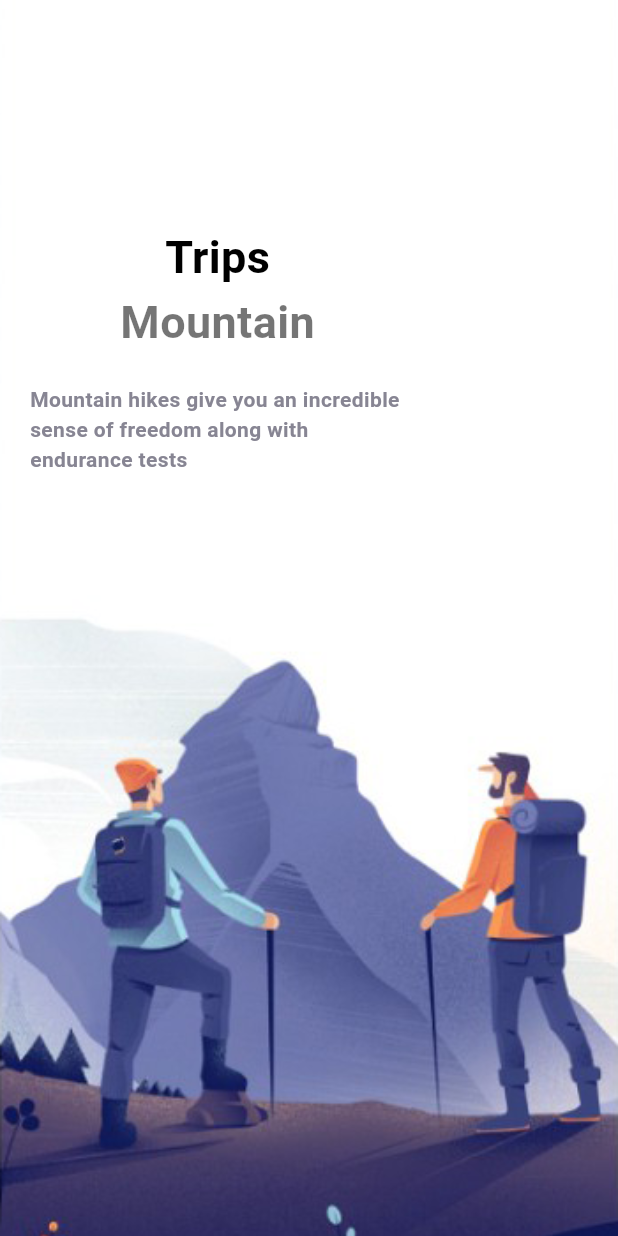
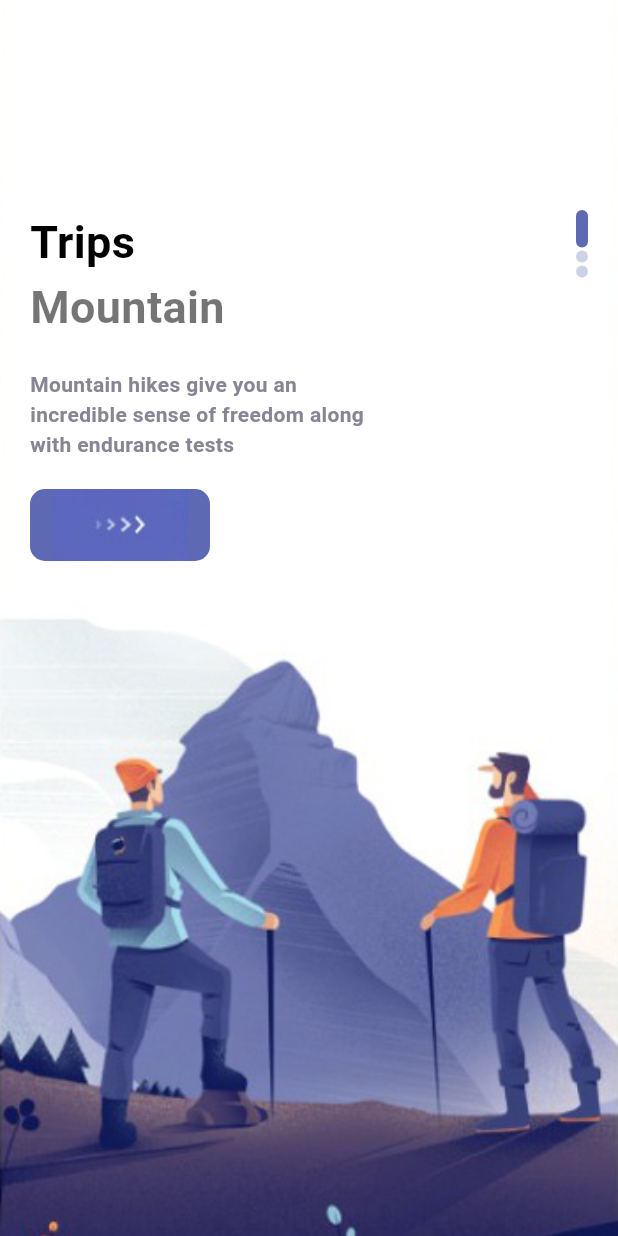
Before and after one commit to WallaceHolanda/travel_app, a Flutter app: the screen it shows after launch, on a phone screen of 412 x 824 dp. Run offline on Flutter 3.47's test engine with Material 2 defaults, Android fonts, the phone set to English and light mode, and no system bars.

Commit message:
feat: adiciona dot widget

```diff
--- a/lib/pages/welcome_page.dart
+++ b/lib/pages/welcome_page.dart
@@ -33,10 +33,12 @@ class _WelcomePageState extends State<WelcomePage> {
               ),
             ),
             child: Container(
-              margin: const EdgeInsets.only(top: 150, left: 20, right: 20),
+              margin: const EdgeInsets.only(top: 140, left: 20, right: 20),
               child: Row(
+                mainAxisAlignment: MainAxisAlignment.spaceBetween,
                 children: [
                   Column(
+                    crossAxisAlignment: CrossAxisAlignment.start,
                     children: [
                       LargeTextWidget(text: AppStrings.trips.texto),
                       NormalTextWidget(
@@ -45,15 +47,30 @@ class _WelcomePageState extends State<WelcomePage> {
                       ),
                       const SizedBox(height: 20),
                       SizedBox(
-                        width: 250,
+                        width: 240,
                         child: NormalTextWidget(
                           text: AppStrings.mountainHikesGiveYou.texto,
                           size: 14,
                           color: AppColors.textColor2.color,
                         ),
                       ),
+                      const SizedBox(height: 20),
+                      const ResponsiveButtonWidget(),
                     ],
-                  )
+                  ),
+                  Column(
+                    children: List.generate(
+                      3,
+                      (dotIndex) {
+                        return DotWidget(
+                          color: dotIndex == index
+                              ? AppColors.mainColor.color
+                              : AppColors.mainColor.color.withOpacity(0.3),
+                          height: dotIndex == index ? 25 : 8,
+                        );
+                      },
+                    ),
+                  ),
                 ],
               ),
             ),
--- a/lib/utils/enums/app_images.dart
+++ b/lib/utils/enums/app_images.dart
@@ -2,6 +2,7 @@ enum AppImages {
   welcomeOne('assets/images/welcome_one.png'),
   welcomeTwo('assets/images/welcome_two.png'),
   welcomeThree('assets/images/welcome_three.png'),
+  button('assets/images/button_one.png'),
   ;
 
   final String caminho;
--- /dev/null
+++ b/lib/widgets/dot_widget.dart
@@ -0,0 +1,25 @@
+import 'package:flutter/material.dart';
+
+class DotWidget extends StatelessWidget {
+  final Color color;
+  final double height;
+
+  const DotWidget({
+    required this.color,
+    required this.height,
+    super.key,
+  });
+
+  @override
+  Widget build(BuildContext context) {
+    return Container(
+      margin: const EdgeInsets.only(bottom: 2),
+      width: 8,
+      height: height,
+      decoration: BoxDecoration(
+        color: color,
+        borderRadius: BorderRadius.circular(8),
+      ),
+    );
+  }
+}
--- /dev/null
+++ b/lib/widgets/responsive_button_widget.dart
@@ -0,0 +1,30 @@
+import 'package:flutter/material.dart';
+import 'package:travel_app/utils/enums/app_colors.dart';
+import 'package:travel_app/utils/enums/app_images.dart';
+
+class ResponsiveButtonWidget extends StatelessWidget {
+  final bool isResponsive;
+  final double width;
+
+  const ResponsiveButtonWidget({
+    this.isResponsive = false,
+    this.width = 120,
+    super.key,
+  });
+
+  @override
+  Widget build(BuildContext context) {
+    return Container(
+      width: width,
+      decoration: BoxDecoration(
+          color: AppColors.mainColor.color,
+          borderRadius: BorderRadius.circular(10)),
+      child: Row(
+        mainAxisAlignment: MainAxisAlignment.center,
+        children: [
+          Image.asset(AppImages.button.caminho),
+        ],
+      ),
+    );
+  }
+}
--- a/lib/widgets/widgets.dart
+++ b/lib/widgets/widgets.dart
@@ -1,2 +1,4 @@
 export 'normal_text_widget.dart';
 export 'large_text_widget.dart';
+export 'responsive_button_widget.dart';
+export 'dot_widget.dart';
```
